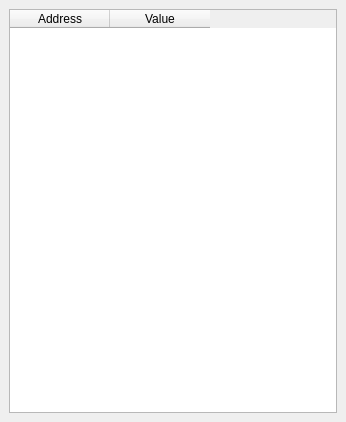
Old version of the form src/StackWidget.ui in the repository sundrythoughts/EmuCpu.
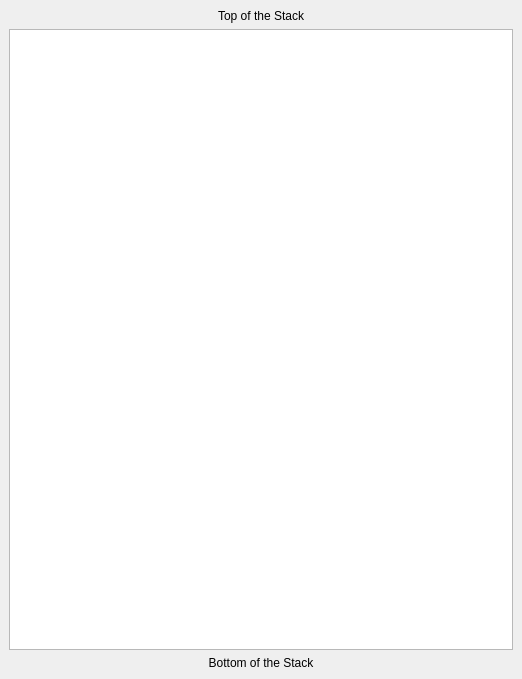
New version of the form.

Commit message: Added reset () capabilities to all the necessary parts. Reorganized various parts. Implemented the StackWidget monitoring capabilities.

```diff
--- a/src/StackWidget.ui
+++ b/src/StackWidget.ui
@@ -6,8 +6,8 @@
    <rect>
     <x>0</x>
     <y>0</y>
-    <width>346</width>
-    <height>422</height>
+    <width>522</width>
+    <height>679</height>
    </rect>
   </property>
   <property name="font">
@@ -22,26 +22,57 @@
   <widget class="QWidget" name="dockWidgetContents">
    <layout class="QVBoxLayout" name="verticalLayout">
     <item>
-     <widget class="QTableWidget" name="m_tbl_stack">
-      <property name="showGrid">
+     <widget class="QLabel" name="label">
+      <property name="font">
+       <font>
+        <weight>50</weight>
+        <bold>false</bold>
+       </font>
+      </property>
+      <property name="text">
+       <string>Top of the Stack</string>
+      </property>
+      <property name="alignment">
+       <set>Qt::AlignCenter</set>
+      </property>
+     </widget>
+    </item>
+    <item>
+     <widget class="QTextEdit" name="m_txt_stack">
+      <property name="font">
+       <font>
+        <weight>50</weight>
+        <bold>false</bold>
+       </font>
+      </property>
+      <property name="undoRedoEnabled">
+       <bool>false</bool>
+      </property>
+      <property name="lineWrapMode">
+       <enum>QTextEdit::NoWrap</enum>
+      </property>
+      <property name="readOnly">
        <bool>true</bool>
       </property>
-      <property name="gridStyle">
-       <enum>Qt::SolidLine</enum>
+      <property name="acceptRichText">
+       <bool>false</bool>
       </property>
-      <property name="columnCount">
-       <number>2</number>
+     </widget>
+    </item>
+    <item>
+     <widget class="QLabel" name="label_2">
+      <property name="font">
+       <font>
+        <weight>50</weight>
+        <bold>false</bold>
+       </font>
       </property>
-      <column>
-       <property name="text">
-        <string>Address</string>
-       </property>
-      </column>
-      <column>
-       <property name="text">
-        <string>Value</string>
-       </property>
-      </column>
+      <property name="text">
+       <string>Bottom of the Stack</string>
+      </property>
+      <property name="alignment">
+       <set>Qt::AlignCenter</set>
+      </property>
      </widget>
     </item>
    </layout>
```
The commit also changes 41 other files.
